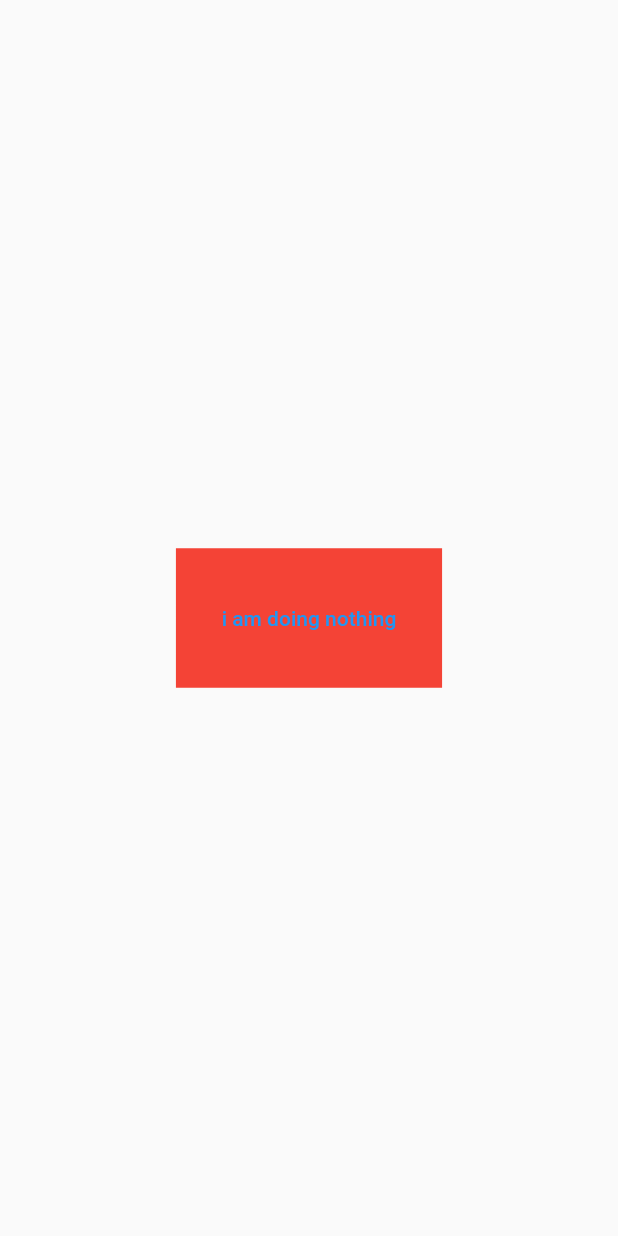
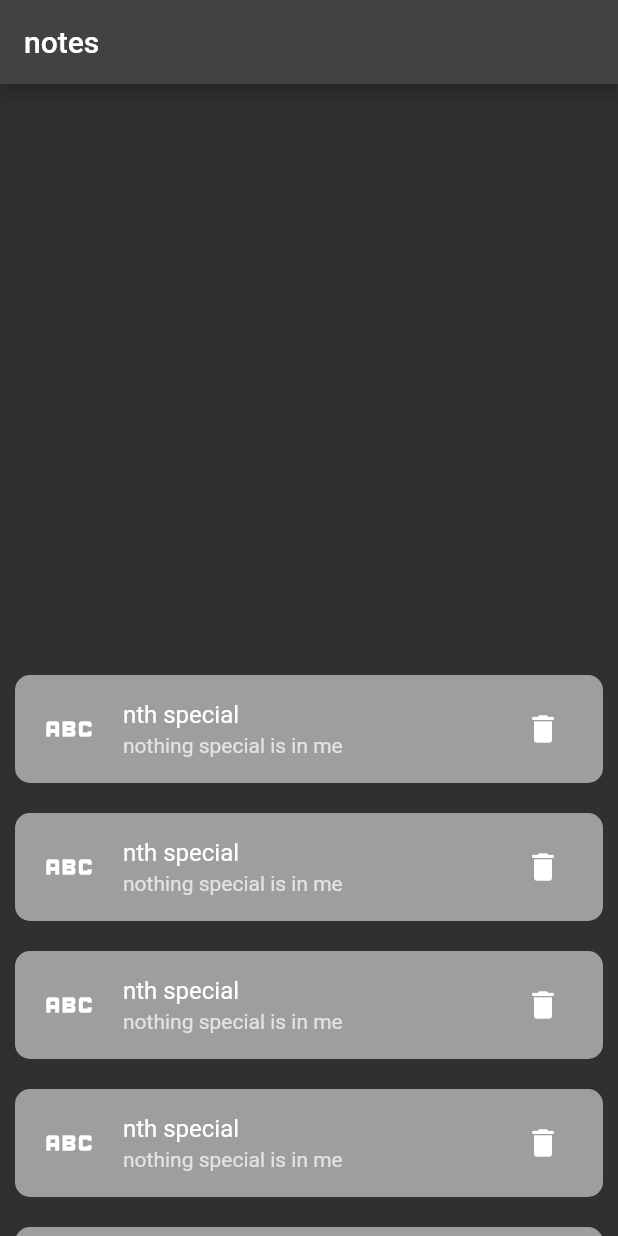
Before and after one commit to manka543/notes-with-flutter, a Flutter app: the screen it shows after launch, on a phone screen of 412 x 824 dp. Run offline on Flutter 3.47's test engine with Material 2 defaults, Android fonts, the phone set to English and light mode, and no system bars.

Commit message:
some ui stuff

```diff
--- /dev/null
+++ b/lib/enums/note_menu_action.dart
@@ -0,0 +1 @@
+enum NoteMenuAction { edit, delete}
--- a/lib/main.dart
+++ b/lib/main.dart
@@ -14,9 +14,7 @@ class MyApp extends StatelessWidget {
   Widget build(BuildContext context) {
     return MaterialApp(
       title: 'Flutter Demo',
-      theme: ThemeData(
-        primarySwatch: Colors.blue,
-      ),
+      theme: ThemeData.dark(),
       routes:{
         addOrEditNoteViewRoute :(context) => const addOrEditNote(),
         notesRoute: (context) => const Notes(),
--- a/lib/views/notes.dart
+++ b/lib/views/notes.dart
@@ -1,6 +1,5 @@
 import 'package:flutter/material.dart';
-import 'package:flutter/src/foundation/key.dart';
-import 'package:flutter/src/widgets/framework.dart';
+import 'package:notes/services/database_note.dart';
 import 'package:notes/widgets/note.dart';
 
 class Notes extends StatefulWidget {
@@ -13,6 +12,17 @@ class Notes extends StatefulWidget {
 class _NotesState extends State<Notes> {
   @override
   Widget build(BuildContext context) {
-    return const Scaffold(body: Center(child: Note()),);
+    return Scaffold( appBar: AppBar(title: const Text("notes"),),
+      body: DraggableScrollableSheet(
+        builder:(BuildContext context, ScrollController scrollController){
+          return Container(
+            child: ListView.builder(
+              controller: scrollController,
+              itemCount: 10,
+              itemBuilder: (BuildContext context, int index){
+                return Note(databasenote: DataBaseNote("nothing special is in me", "nth special", const Icon(Icons.abc, size: 40,), DateTime.now(), DateTime.now()));
+        }),
+        );
+  }));
   }
 }
--- a/lib/widgets/note.dart
+++ b/lib/widgets/note.dart
@@ -1,10 +1,23 @@
 import 'package:flutter/material.dart';
+import 'package:notes/services/database_note.dart';
 
 class Note extends StatelessWidget {
-  const Note({Key? key}) : super(key: key);
+  final DataBaseNote databasenote;
+
+  const Note({Key? key, required this.databasenote}) : super(key: key);
 
   @override
   Widget build(BuildContext context) {
-    return Placeholder(color: Colors.red,strokeWidth: 45,child: TextButton(onPressed: (){},child: Text("i am doing nothing"),));
+    return Padding(
+      padding: const EdgeInsets.all(10),
+      child: ListTile(
+        shape:  RoundedRectangleBorder(borderRadius: BorderRadius.circular(10)),
+        tileColor: Colors.grey,
+        title: Text(databasenote.title),
+        subtitle: Text(databasenote.text),
+        leading: databasenote.icon,
+        trailing: IconButton(onPressed: (){},icon: const Icon(Icons.delete),),
+      ),
+    );
   }
 }
--- a/pubspec.yaml
+++ b/pubspec.yaml
@@ -37,6 +37,7 @@ dependencies:
   flutter_bloc: ^8.0.1
   bloc: ^8.1.0
   sqflite: ^2.0.3+1
+  path_provider: ^2.0.11
 
 dev_dependencies:
   flutter_test:
```
Also changed, not shown: pubspec.lock, 1 other file.
